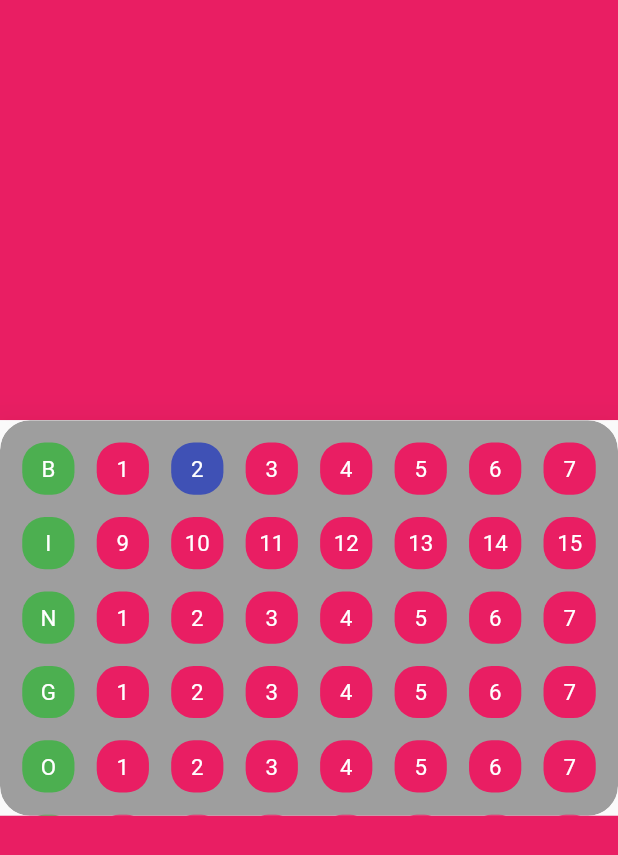
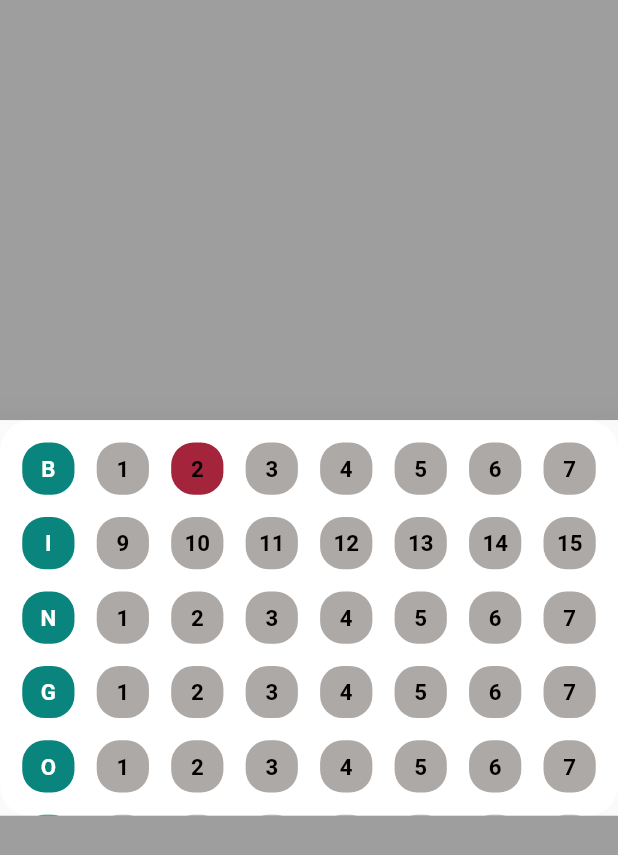
Before and after one commit to MaxiSoriano70/1erWidgetGrupo5, a Flutter app: the screen it shows after launch, after a tap on an icon or button, on a phone screen of 412 x 824 dp. Shown: the top 855 px of the screen. Run offline on Flutter 3.47's test engine with Material 2 defaults, Android fonts, the phone set to English and light mode, and no system bars.

Commit message:
Falta El color de Texto

```diff
--- a/lib/main.dart
+++ b/lib/main.dart
@@ -12,9 +12,9 @@ class MyApp extends StatelessWidget {
     return MaterialApp(
       home: Column(
         children: [
-          Expanded(child: Container(color: Colors.pink,)),
+          Expanded(child: Container(color: Colors.grey,)),
           const BingoCard(),
-          Expanded(child: Container(color: Colors.pink,)),
+          Expanded(child: Container(color: Colors.grey,)),
         ],
       ),
     );
--- a/lib/src/components/bingo_card.dart
+++ b/lib/src/components/bingo_card.dart
@@ -4,11 +4,19 @@ class CustomButton{
   String? _valorView;
   bool? _check;
   Color? _colorBacBackground;
+  Color? _colorText;
 
-  CustomButton(String s, Color c){
-    _valorView=s;
+  CustomButton(String valorView, Color colorBacBackground, Color colorText){
+    _valorView=valorView;
     _check=false;
-    _colorBacBackground=c;
+    _colorBacBackground=colorBacBackground;
+    _colorText=colorText;
+  }
+
+  Color get colorText => _colorText!;
+
+  set colorText(Color value) {
+    _colorText = value;
   }
 
   String get valorView => _valorView!;
@@ -29,14 +37,16 @@ class CustomButton{
     _colorBacBackground = value;
   }
 
-  void Check(){
+  void _bingoCheck(){
     if(_check==false){
       _check=true;
-      _colorBacBackground=Colors.indigo;
+      _colorBacBackground=const Color(0xffa4243b);
+      _colorText=Colors.black;
     }
     else{
       _check=false;
-      _colorBacBackground=Colors.pink;
+      _colorBacBackground=const Color(0xffada9a6);
+      _colorText=Colors.white;
     }
   }
 
@@ -64,32 +74,32 @@ class _BingoCardState extends State<BingoCard> {
     int posicion=0;
     while(i<40){
       if(i==0){
-        var aux=new CustomButton("B",Colors.green);
+        var aux=CustomButton("B",const Color(0xff09857d),Colors.white);
         listaConBingo.add(aux);
         i++;
       }
       else if(i==8){
-        var aux=new CustomButton("I",Colors.green);
+        var aux=CustomButton("I",const Color(0xff09857d),Colors.white);
         listaConBingo.add(aux);
         i++;
       }
       else if(i==16){
-        var aux=new CustomButton("N",Colors.green);
+        var aux=CustomButton("N",const Color(0xff09857d),Colors.white);
         listaConBingo.add(aux);
         i++;
       }
       else if(i==24){
-        var aux=new CustomButton("G",Colors.green);
+        var aux=CustomButton("G",const Color(0xff09857d),Colors.white);
         listaConBingo.add(aux);
         i++;
       }
       else if(i==32){
-        var aux=new CustomButton("O",Colors.green);
+        var aux=CustomButton("O",const Color(0xff09857d),Colors.white);
         listaConBingo.add(aux);
         i++;
       }
       else{
-        var aux=new CustomButton(list[posicion],Colors.pink);
+        var aux=CustomButton(list[posicion],const Color(0xffada9a6),Colors.black);
         listaConBingo.add(aux);
         i++;
         posicion++;
@@ -98,8 +108,8 @@ class _BingoCardState extends State<BingoCard> {
     return listaConBingo;
   }
 
-  void CheckColorButton(CustomButton button){
-    button.Check();
+  void _checkColorButton(CustomButton button){
+    button._bingoCheck();
   }
 
   @override
@@ -107,78 +117,78 @@ class _BingoCardState extends State<BingoCard> {
     return _bingoCard(MediaQuery.of(context).size.width);
   }
 
-  Widget _bingoCard(double _width) {
+  Widget _bingoCard(double width) {
     return Material(
         elevation: 25,
         child: ClipRRect(
           borderRadius: BorderRadius.circular(20),
           child: Container(
-            width: _width,
-            height: _width*0.64,
+            width: width,
+            height: width*0.64,
             decoration: BoxDecoration(
               borderRadius: BorderRadius.circular(20),
-              color: Colors.grey,
+              color: Colors.white,
             ),
             child: GridView.builder(
-              padding: EdgeInsets.all(_width*0.072/2),
+              padding: EdgeInsets.all(width*0.072/2),
               itemCount: listaConLetras(listaDeNumeros).length,
               physics: const NeverScrollableScrollPhysics(),
               gridDelegate: SliverGridDelegateWithFixedCrossAxisCount(
                   crossAxisCount: 8,
-                  crossAxisSpacing: (_width*0.072/2),
-                  mainAxisSpacing: _width*0.072/2
+                  crossAxisSpacing: (width*0.072/2),
+                  mainAxisSpacing: width*0.072/2
               ),
               itemBuilder: (context, index){
-                return _LetterOrNumber(context,index,_width,listaConLetras(listaDeNumeros)[index]);
+                return _letterOrNumber(context,index,width,listaConLetras(listaDeNumeros)[index]);
               },
             ),
           ),
         ));
   }
 
-  Widget _LetterOrNumber(context, index,double _width, CustomButton button){
+  Widget _letterOrNumber(context, index,double width, CustomButton button){
     if(index==0 || index==8 || index==16 || index==24 || index==32){
-      return _cardLetter(context, index,_width, button);
+      return _cardLetter(context, index,width, button);
     }
     else {
-      return _buttonNumber(context, index,_width, button);
+      return _buttonNumber(context, index,width, button);
     }
   }
 
-  Widget _cardLetter(context, index, double _width, CustomButton button/*, Color colorBackground, Color colorText*/) {
+  Widget _cardLetter(context, index, double width, CustomButton button/*, Color colorBackground, Color colorText*/) {
     return InkWell(
       onTap: (){},
       child: Container(
-        width: _width*0.072,
-        height: _width*0.072,
+        width: width*0.072,
+        height: width*0.072,
         decoration: BoxDecoration(
           borderRadius: BorderRadius.circular(15),
           color: button._colorBacBackground,
         ),
         child: Center(
-          child: Text(button.valorView, style: TextStyle(color: Colors.white, fontSize: _width*0.036),),
+          child: Text(button.valorView, style: TextStyle(color: button._colorText,fontWeight: FontWeight.bold, fontSize: width*0.036),),
         ),
       ),
     );
   }
 
-  Widget _buttonNumber(context, index, double _width, CustomButton button/*,Color colorBackground, Color colorText*/){
+  Widget _buttonNumber(context, index, double width, CustomButton button/*,Color colorBackground, Color colorText*/){
     return InkWell(
       onTap: (){
         setState(() {
-          CheckColorButton(button);
+          _checkColorButton(button);
         });
       },
       child: Container(
-        width: _width*0.072,
-        height: _width*0.072,
+        width: width*0.072,
+        height: width*0.072,
         decoration: BoxDecoration(
           borderRadius: BorderRadius.circular(15),
           color: button.colorBacBackground,
         ),
         child: Center(
           child: Text(button.valorView,
-            style: TextStyle(color: Colors.white, fontSize: _width*0.036),),
+            style: TextStyle(color: button._colorText,fontWeight: FontWeight.bold, fontSize: width*0.036),),
         ),
       ),
     );
```
